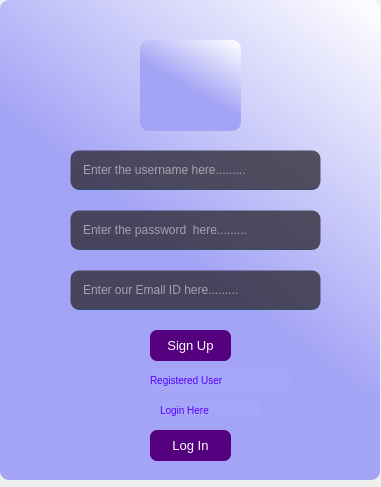
Qt form static/register.ui (lakshmivishal9496/Soft-Health) before a commit.
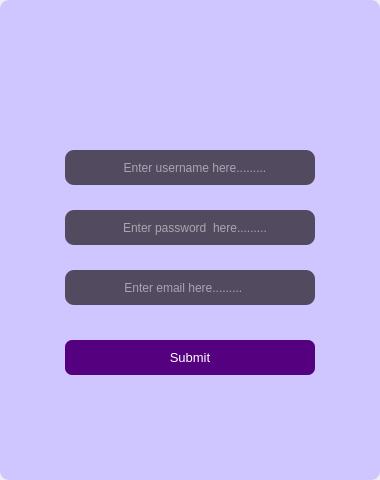
The same form after that commit. Icons and pictures are not drawn.

What changed in the file:
```diff
--- a/static/register.ui
+++ b/static/register.ui
@@ -6,8 +6,8 @@
    <rect>
     <x>0</x>
     <y>0</y>
-    <width>381</width>
-    <height>487</height>
+    <width>380</width>
+    <height>480</height>
    </rect>
   </property>
   <property name="windowTitle">
@@ -23,63 +23,65 @@
     </rect>
    </property>
    <property name="styleSheet">
-    <string notr="true">background-color:qlineargradient(spread:pad, x1:0.614, y1:0.607955, x2:0.994318, y2:0, stop:0 rgba(164, 164, 246, 255), stop:1 rgba(255, 255, 255, 255));
+    <string notr="true">background-color:rgb(207, 197, 255);
 border-radius: 9px;</string>
    </property>
    <widget class="QLineEdit" name="tb3">
     <property name="geometry">
      <rect>
-      <x>70</x>
+      <x>65</x>
       <y>150</y>
-      <width>251</width>
-      <height>40</height>
+      <width>250</width>
+      <height>35</height>
      </rect>
     </property>
     <property name="styleSheet">
      <string notr="true">background-color: rgba(47,42,52,200);
 color:rgb(255,255,255);
-border-radius: 9px;
 padding-left: 10px;
-border: 1px solid rgba(0,0,0,0);
 border-bottom-color: rgba(46,82,101,255);
 </string>
     </property>
+    <property name="alignment">
+     <set>Qt::AlignCenter</set>
+    </property>
     <property name="placeholderText">
-     <string>Enter the username here.........</string>
+     <string>Enter username here.........</string>
     </property>
    </widget>
    <widget class="QLineEdit" name="tb4">
     <property name="geometry">
      <rect>
-      <x>70</x>
+      <x>65</x>
       <y>210</y>
-      <width>251</width>
-      <height>40</height>
+      <width>250</width>
+      <height>35</height>
      </rect>
     </property>
     <property name="styleSheet">
      <string notr="true">background-color: rgba(47,42,52,200);
 color:rgb(255,255,255);
-border-radius: 9px;
 padding-left: 10px;
-border: 1px solid rgba(0,0,0,0);
 border-bottom-color: rgba(46,82,101,255);
 </string>
     </property>
     <property name="echoMode">
      <enum>QLineEdit::Password</enum>
     </property>
+    <property name="alignment">
+     <set>Qt::AlignCenter</set>
+    </property>
     <property name="placeholderText">
-     <string>Enter the password  here.........</string>
+     <string>Enter password  here.........</string>
     </property>
    </widget>
    <widget class="QPushButton" name="b3">
     <property name="geometry">
      <rect>
-      <x>150</x>
-      <y>330</y>
-      <width>81</width>
-      <height>31</height>
+      <x>65</x>
+      <y>340</y>
+      <width>250</width>
+      <height>35</height>
      </rect>
     </property>
     <property name="font">
@@ -100,7 +102,7 @@
 }</string>
     </property>
     <property name="text">
-     <string>Sign Up</string>
+     <string>Submit</string>
     </property>
    </widget>
    <widget class="QLabel" name="label_3">
@@ -128,103 +130,46 @@
    <widget class="QLineEdit" name="tb5">
     <property name="geometry">
      <rect>
-      <x>70</x>
+      <x>65</x>
       <y>270</y>
-      <width>251</width>
-      <height>40</height>
+      <width>250</width>
+      <height>35</height>
      </rect>
     </property>
     <property name="styleSheet">
      <string notr="true">background-color: rgba(47,42,52,200);
 color:rgb(255,255,255);
-border-radius: 9px;
 padding-left: 10px;
-border: 1px solid rgba(0,0,0,0);
 border-bottom-color: rgba(46,82,101,255);
 </string>
     </property>
+    <property name="alignment">
+     <set>Qt::AlignCenter</set>
+    </property>
     <property name="placeholderText">
-     <string>Enter our Email ID here.........</string>
+     <string>Enter email here.........       </string>
     </property>
    </widget>
-   <widget class="QPushButton" name="b4">
+   <widget class="QLabel" name="label">
     <property name="geometry">
      <rect>
-      <x>150</x>
-      <y>430</y>
-      <width>81</width>
-      <height>31</height>
+      <x>164</x>
+      <y>60</y>
+      <width>61</width>
+      <height>51</height>
      </rect>
     </property>
-    <property name="font">
-     <font>
-      <pointsize>-1</pointsize>
-     </font>
-    </property>
     <property name="styleSheet">
-     <string notr="true">QPushButton#b4{
-background-color:rgb(85, 0, 127);
-color: rgb(255, 255, 255);
-font-size: 13px;
-border-radius : 7px;
-
-}
-QPushButton#b4: pressed {
-background-color: rgb(117, 71, 255);
-}</string>
+     <string notr="true">background-color:url(:/newPrefix/images/user1.jpg);</string>
     </property>
     <property name="text">
-     <string>Log In</string>
+     <string/>
     </property>
-   </widget>
-   <widget class="QLabel" name="label_2">
-    <property name="geometry">
-     <rect>
-      <x>150</x>
-      <y>370</y>
-      <width>141</width>
-      <height>20</height>
-     </rect>
+    <property name="pixmap">
+     <pixmap resource="../qrc_files/new1.qrc">:/newPrefix/images/user1.jpg</pixmap>
     </property>
-    <property name="font">
-     <font>
-      <pointsize>-1</pointsize>
-     </font>
-    </property>
-    <property name="styleSheet">
-     <string notr="true">text-align:center;
-font-size:10px;
-color: rgb(85, 0, 255);
-background: rgb(166, 166, 249);
-border-radius:2px;</string>
-    </property>
-    <property name="text">
-     <string>Registered User</string>
-    </property>
-   </widget>
-   <widget class="QLabel" name="label_4">
-    <property name="geometry">
-     <rect>
-      <x>160</x>
-      <y>400</y>
-      <width>101</width>
-      <height>20</height>
-     </rect>
-    </property>
-    <property name="font">
-     <font>
-      <pointsize>-1</pointsize>
-     </font>
-    </property>
-    <property name="styleSheet">
-     <string notr="true">text-align:center;
-font-size:10px;
-color: rgb(85, 0, 255);
-background: rgb(166, 166, 249);
-border-radius:2px;</string>
-    </property>
-    <property name="text">
-     <string>Login Here</string>
+    <property name="scaledContents">
+     <bool>true</bool>
     </property>
    </widget>
   </widget>
```
Left out of the diff: 3 changed lines with no effect on the pictures.
